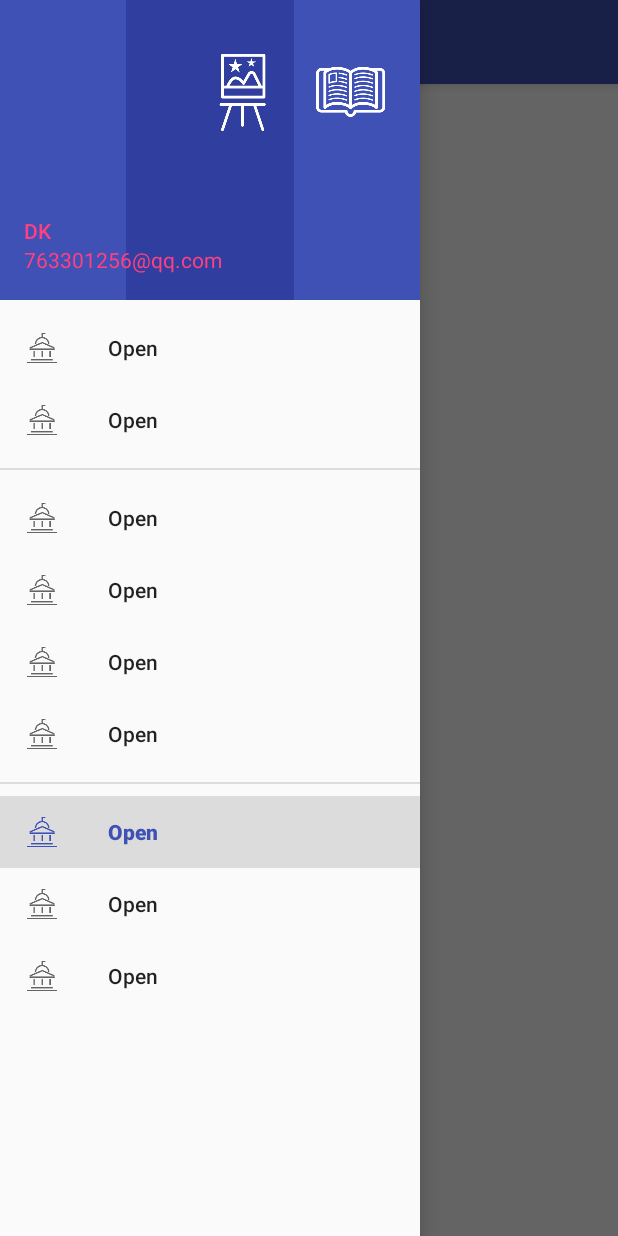
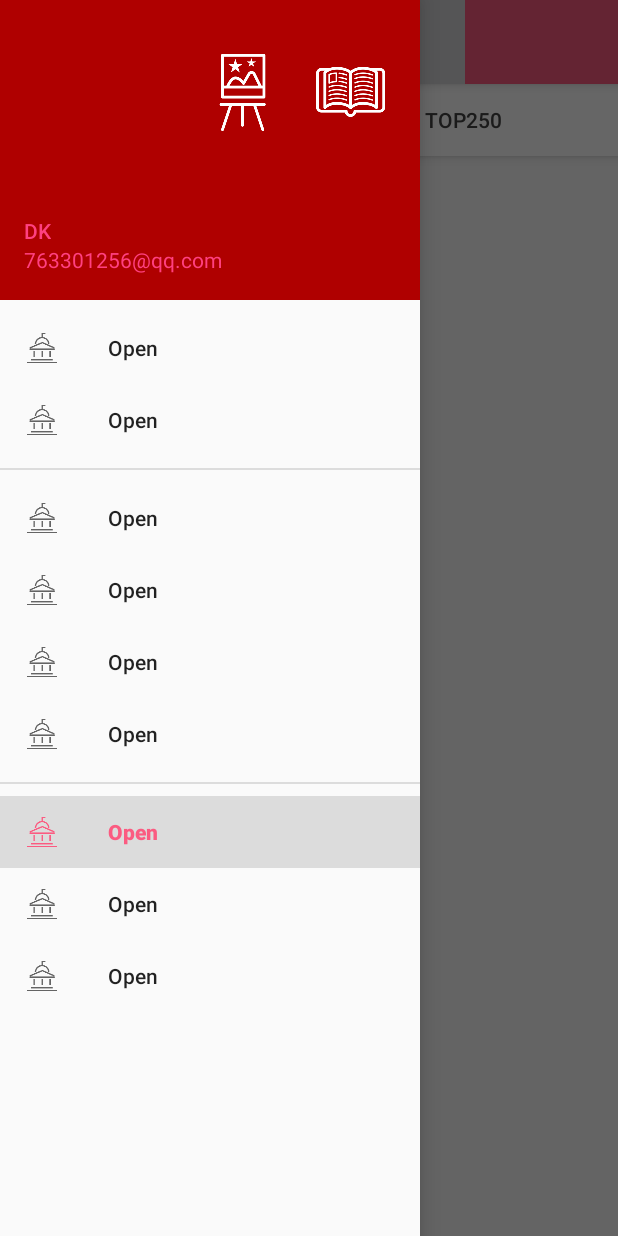
Before and after one commit to dk123sw/design, an Android app: the screen it shows after launch (MainActivity), with the side drawer open, on a phone screen of 412 x 824 dp. Run offline under Robolectric (Android 15) with nearby library versions, the phone set to English and light mode, and no system bars; our stand-ins replace ButterKnife, CircleImageView; plain views replace CircleImageView; 4 statements that could not run were skipped.

Commit message:
11.9 上午加movie相关fragment

```diff
--- a/app/src/main/java/dk/dkln/MovieFragment.java
+++ b/app/src/main/java/dk/dkln/MovieFragment.java
@@ -1,15 +1,49 @@
 package dk.dkln;
 
 import android.os.Bundle;
+import android.support.annotation.Nullable;
+import android.support.design.widget.AppBarLayout;
+import android.support.design.widget.CoordinatorLayout;
+import android.support.design.widget.TabLayout;
+import android.support.v4.app.Fragment;
+import android.support.v4.view.ViewPager;
+import android.view.LayoutInflater;
+import android.view.View;
+import android.view.ViewGroup;
+
+import java.util.ArrayList;
+import java.util.List;
+
+import butterknife.BindView;
+import butterknife.ButterKnife;
+import dk.dkln.adapter.MyViewpagerAdapter;
+import dk.dkln.mvp.MovieLiveFragment;
+import dk.dkln.mvp.MovieTopFragment;
 
 /**
  * Created by dk on 2016/11/8.
  * 电影fragment
  */
 
-public class MovieFragment extends BaseFragment {
+public class MovieFragment extends BaseFragment implements ViewPager.OnPageChangeListener{
 
 
+    @BindView(R.id.tablayout)
+    TabLayout tablayout;
+    @BindView(R.id.appbarlayout)
+    AppBarLayout appbarlayout;
+    @BindView(R.id.viewpager)
+    ViewPager viewpager;
+    @BindView(R.id.coordinatorlayout)
+    CoordinatorLayout coordinatorlayout;
+    // TabLayout中的tab标题
+    private String[] mTitles;
+    // 填充到ViewPager中的Fragment
+    private List<Fragment> mFragments;
+    private MovieLiveFragment movieLiveFragment;
+    private MovieTopFragment movieTopFragment;
+    //private FilmGodFragment filmGodFragment;
+    private MyViewpagerAdapter mViewPagerAdapter;
 
     public static MovieFragment newInstance() {
 
@@ -19,4 +53,66 @@ public class MovieFragment extends BaseFragment {
         fragment.setArguments(args);
         return fragment;
     }
+
+
+    @Nullable
+    @Override
+    public View onCreateView(LayoutInflater inflater, @Nullable ViewGroup container, @Nullable Bundle savedInstanceState) {
+        View view = inflater.inflate(R.layout.fragment_movie, container, false);
+        ButterKnife.bind(this, view);
+        return view;
+    }
+
+    @Override
+    public void onViewCreated(View view, @Nullable Bundle savedInstanceState) {
+        super.onViewCreated(view, savedInstanceState);
+        initViews();
+    }
+    private void initViews(){
+
+        mTitles = getResources().getStringArray(R.array.tab_film);
+        //初始化填充到ViewPager中的Fragment集合
+        mFragments = new ArrayList<>();
+        movieLiveFragment=MovieLiveFragment.newInstance();
+        movieTopFragment=MovieTopFragment.newInstance() ;
+        // filmGodFragment=FilmGodFragment.newInstance();
+        mFragments.add(movieLiveFragment);
+        // mFragments.add(filmGodFragment);
+        mFragments.add(movieTopFragment);
+
+
+        // 初始化ViewPager的适配器，并设置给它
+        mViewPagerAdapter = new MyViewpagerAdapter(getChildFragmentManager(), mTitles, mFragments);
+        viewpager.setAdapter(mViewPagerAdapter);
+        // 设置ViewPager最大缓存的页面个数
+        viewpager.setOffscreenPageLimit(3);
+        // 给ViewPager添加页面动态监听器（为了让Toolbar中的Title可以变化相应的Tab的标题）
+        viewpager.addOnPageChangeListener(this);
+
+        tablayout.setTabGravity(TabLayout.GRAVITY_FILL);
+        tablayout.setTabMode(TabLayout.MODE_FIXED);
+//        tablayout.setSelectedTabIndicatorColor(ThemeUtils.getThemeColor());
+//        tablayout.setTabTextColors(getResources().getColor(R.color.text_gray_6),ThemeUtils.getThemeColor());
+        // 将TabLayout和ViewPager进行关联，让两者联动起来
+        tablayout.setupWithViewPager(viewpager);
+        // 设置Tablayout的Tab显示ViewPager的适配器中的getPageTitle函数获取到的标题
+        tablayout.setTabsFromPagerAdapter(mViewPagerAdapter);
+
+
+    }
+
+    @Override
+    public void onPageScrolled(int position, float positionOffset, int positionOffsetPixels) {
+
+    }
+
+    @Override
+    public void onPageSelected(int position) {
+
+    }
+
+    @Override
+    public void onPageScrollStateChanged(int state) {
+
+    }
 }
--- a/app/src/main/java/dk/dkln/MultiSwipeRefreshLayout.java
+++ b/app/src/main/java/dk/dkln/MultiSwipeRefreshLayout.java
@@ -61,4 +61,9 @@ public class MultiSwipeRefreshLayout extends SwipeRefreshLayout {
         }
         return super.canChildScrollUp();
     }
+
+    @Override
+    public void setOnRefreshListener(OnRefreshListener listener) {
+        super.setOnRefreshListener(listener);
+    }
 }
--- /dev/null
+++ b/app/src/main/java/dk/dkln/adapter/MyViewpagerAdapter.java
@@ -0,0 +1,34 @@
+package dk.dkln.adapter;
+
+import android.support.v4.app.Fragment;
+import android.support.v4.app.FragmentManager;
+import android.support.v4.app.FragmentStatePagerAdapter;
+
+import java.util.List;
+
+/**
+ * Created by forezp on 16/8/13.
+ */
+public class MyViewpagerAdapter extends FragmentStatePagerAdapter {
+
+    private String[] mTitles;
+    private List<Fragment> mFragments;
+
+    public MyViewpagerAdapter(FragmentManager fm, String[] mTitles, List<Fragment> mFragments) {
+        super(fm);
+        this.mTitles = mTitles;
+        this.mFragments = mFragments;
+    }
+
+    @Override public CharSequence getPageTitle(int position) {
+        return mTitles[position];
+    }
+
+    @Override public Fragment getItem(int position) {
+        return mFragments.get(position);
+    }
+
+    @Override public int getCount() {
+        return mFragments.size();
+    }
+}
--- /dev/null
+++ b/app/src/main/java/dk/dkln/mvp/MovieLiveFragment.java
@@ -0,0 +1,20 @@
+package dk.dkln.mvp;
+
+import android.os.Bundle;
+
+import dk.dkln.BaseFragment;
+
+/**
+ * Created by dk on 2016/11/9.
+ */
+
+public class MovieLiveFragment extends BaseFragment {
+
+    public static MovieLiveFragment newInstance() {
+
+        Bundle args = new Bundle();
+        MovieLiveFragment fragment = new MovieLiveFragment();
+        fragment.setArguments(args);
+        return fragment;
+    }
+}
--- /dev/null
+++ b/app/src/main/java/dk/dkln/mvp/MovieTopFragment.java
@@ -0,0 +1,100 @@
+package dk.dkln.mvp;
+
+import android.os.Bundle;
+import android.support.annotation.Nullable;
+import android.support.v4.widget.SwipeRefreshLayout;
+import android.support.v7.widget.LinearLayoutManager;
+import android.support.v7.widget.RecyclerView;
+import android.view.LayoutInflater;
+import android.view.View;
+import android.view.ViewGroup;
+
+import butterknife.BindView;
+import butterknife.ButterKnife;
+import dk.dkln.BaseFragment;
+import dk.dkln.R;
+import dk.dkln.viewinterface.LayoutView;
+
+/**
+ * Created by dk on 2016/11/9.
+ */
+
+public class MovieTopFragment extends BaseFragment implements LayoutView ,
+        SwipeRefreshLayout.OnRefreshListener {
+
+
+    @BindView(R.id.recyclerview)
+    RecyclerView recyclerview;
+    @BindView(R.id.id_swiperefreshlayout)
+    SwipeRefreshLayout idSwiperefreshlayout;
+
+    private DoubanFilmPresenter doubanFilmPresenter;
+    private Top250FilmAdapter adapter;
+
+    private LinearLayoutManager mLayoutManager;
+
+
+    private int lastVisibleItem;
+    private int pageCount;
+    private final int PAGE_SIZE=10;
+    private Root mRoot;
+
+    public static MovieTopFragment newInstance() {
+
+        Bundle args = new Bundle();
+        MovieTopFragment fragment = new MovieTopFragment();
+        fragment.setArguments(args);
+        return fragment;
+    }
+
+    @Nullable
+    @Override
+    public View onCreateView(LayoutInflater inflater, @Nullable ViewGroup container, @Nullable Bundle savedInstanceState) {
+        View view = inflater.inflate(R.layout.fragment_move_use, container, false);
+        ButterKnife.bind(this, view);
+        return view;
+    }
+
+    @Override
+    public void onViewCreated(View view, @Nullable Bundle savedInstanceState) {
+        super.onViewCreated(view, savedInstanceState);
+        doubanFilmPresenter=new DoubanFilmPresenter(getActivity());
+
+        doubanFilmPresenter.getTop250(this,pageCount*PAGE_SIZE,PAGE_SIZE,false);
+        mLayoutManager = new LinearLayoutManager(getContext());
+
+        recyclerview.setLayoutManager(mLayoutManager);
+        scrollRecycleView();
+        idSwiperefreshlayout.setColorSchemeColors(ThemeUtils.getThemeColor());
+        idSwiperefreshlayout.setOnRefreshListener(this);
+    }
+
+
+
+
+
+    @Override
+    public void hideProgress() {
+
+    }
+
+    @Override
+    public void showMessage(String msg) {
+
+    }
+
+    @Override
+    public void showProgress() {
+
+    }
+
+    @Override
+    public void showData(Object result) {
+
+    }
+
+    @Override
+    public void onRefresh() {
+
+    }
+}
--- /dev/null
+++ b/app/src/main/java/dk/dkln/viewinterface/BaseView.java
@@ -0,0 +1,9 @@
+package dk.dkln.viewinterface;
+
+/**
+ * Created by dk on 2016/11/9.
+ */
+
+public interface BaseView {
+    void showData(Object result);
+}
--- /dev/null
+++ b/app/src/main/java/dk/dkln/viewinterface/LayoutView.java
@@ -0,0 +1,15 @@
+package dk.dkln.viewinterface;
+
+/**
+ * Created by dk on 2016/11/9
+ * 所有外层fragment继承刷新布局
+ */
+
+public interface LayoutView extends BaseView {
+
+    void showMessage(String msg);
+
+    void showProgress();
+
+    void hideProgress();
+}
--- /dev/null
+++ b/app/src/main/res/values/array.xml
@@ -0,0 +1,7 @@
+<?xml version="1.0" encoding="utf-8"?>
+<resources>
+    <string-array name="tab_film">
+        <item>热映榜</item>
+        <item>Top250</item>
+    </string-array>
+</resources>
--- a/app/src/main/res/values/colors.xml
+++ b/app/src/main/res/values/colors.xml
@@ -1,11 +1,19 @@
 <?xml version="1.0" encoding="utf-8"?>
 <resources>
-    <color name="colorPrimary">#3F51B5</color>
-    <color name="colorPrimaryDark">#303F9F</color>
+    <color name="colorPrimary">#AF0000</color>
+    <color name="colorPrimaryDark">#AF0000</color>
     <color name="colorAccent">#FF4081</color>
 
+    <color name="Theme">#FB5B81</color>
 
+//MultiSwipeRefreshLayout使用
     <color name="refresh_progress_1">#e91e63</color>
     <color name="refresh_progress_2">#00b0ff</color>
     <color name="refresh_progress_3">#432e2a</color>
+
+//fragment_movie使用
+    <color name="text_gray_4">#444444</color>
+    <color name="white">#ffffff</color>
+    <color name="red_base">#FB5B81</color>
+    <color name="text_gray_6">#666666</color>
 </resources>
--- a/app/src/main/res/values/styles.xml
+++ b/app/src/main/res/values/styles.xml
@@ -3,9 +3,9 @@
     <!-- Base application theme. -->
     <style name="AppTheme" parent="Theme.AppCompat.Light.NoActionBar">
          Customize your theme here.
-        <item name="colorPrimary">@color/colorPrimary</item>
-        <item name="colorPrimaryDark">@color/colorPrimaryDark</item>
-        <item name="colorAccent">@color/colorAccent</item>
+        <item name="colorPrimary">@color/Theme</item>
+        <item name="colorPrimaryDark">@color/Theme</item>
+        <item name="colorAccent">@color/Theme</item>
     </style>
 
 </resources>
```
Also changed, not shown: app/src/main/res/layout/fragment_move_use.xml (added, +28 -0 lines), app/src/main/res/layout/fragment_movie.xml (added, +33 -0 lines), app/src/main/res/layout/layout_content_main.xml (+5 -2 lines), app/src/main/res/drawable-hdpi/Game.png, app/src/main/res/drawable-hdpi/game_white.png, app/src/main/res/drawable-hdpi/movie.png, app/src/main/res/drawable-hdpi/movie_white.png.
